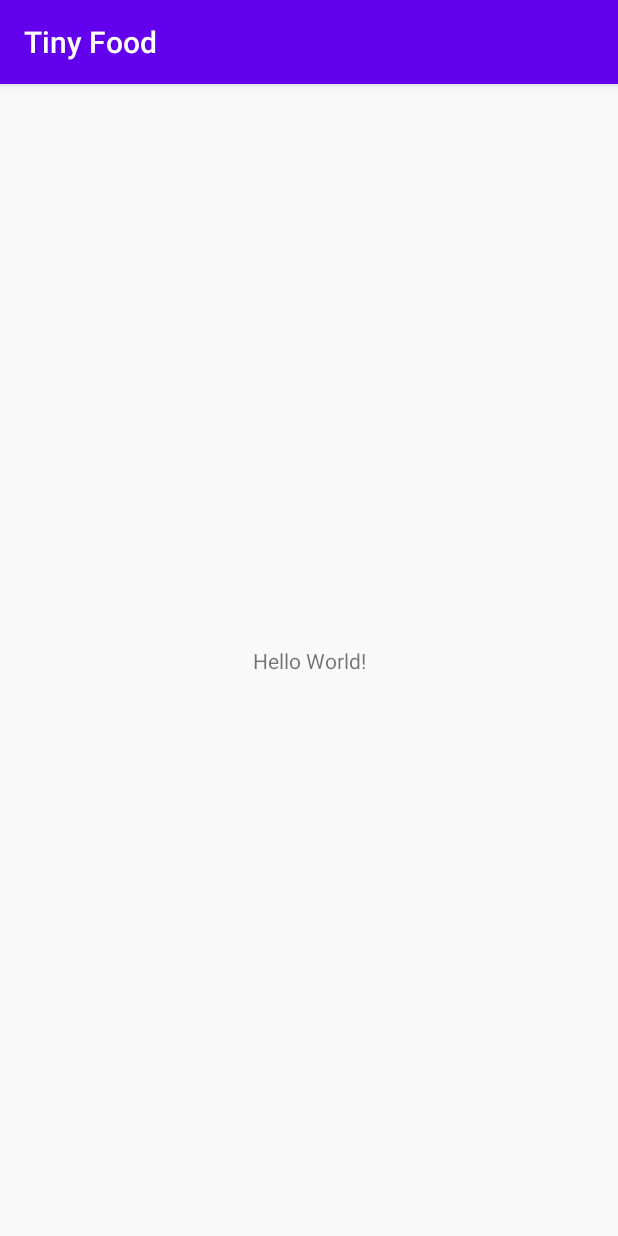
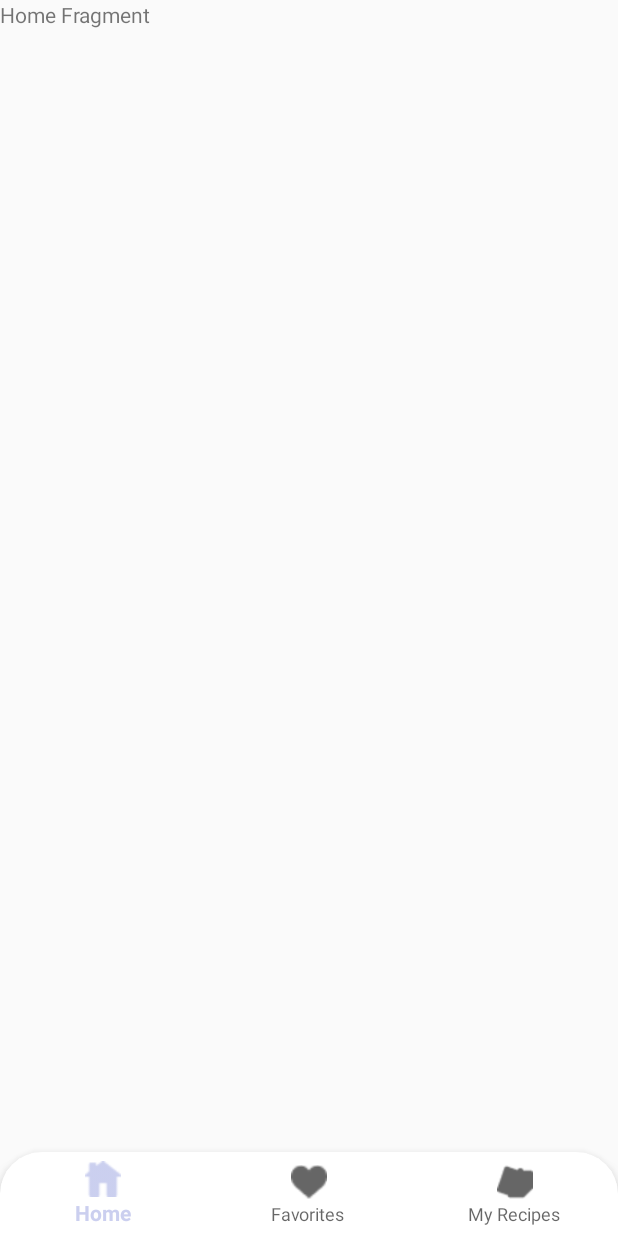
Before and after one commit to ITC-2020/Resep-Makanan, an Android app: the screen it shows after launch (MainActivity), on a phone screen of 412 x 824 dp. Run offline under Robolectric (Android 15) with nearby library versions, the phone set to English and light mode, and no system bars.

Commit message:
Fragment

```diff
--- a/app/build.gradle
+++ b/app/build.gradle
@@ -25,8 +25,10 @@ dependencies {
     implementation fileTree(dir: "libs", include: ["*.jar"])
     implementation 'androidx.appcompat:appcompat:1.2.0'
     implementation 'androidx.constraintlayout:constraintlayout:2.0.1'
+    implementation 'androidx.legacy:legacy-support-v4:1.0.0'
     testImplementation 'junit:junit:4.12'
     androidTestImplementation 'androidx.test.ext:junit:1.1.2'
     androidTestImplementation 'androidx.test.espresso:espresso-core:3.3.0'
+    implementation 'com.google.android.material:material:1.0.0'
 
 }
--- a/app/src/main/AndroidManifest.xml
+++ b/app/src/main/AndroidManifest.xml
@@ -9,7 +9,9 @@
         android:roundIcon="@mipmap/ic_launcher_round"
         android:supportsRtl="true"
         android:theme="@style/AppTheme">
-        <activity android:name=".MainActivity">
+        <activity
+            android:name=".MainActivity"
+            android:theme="@style/AppTheme.NoActionBar">
             <intent-filter>
                 <action android:name="android.intent.action.MAIN" />
 
--- /dev/null
+++ b/app/src/main/java/com/project/tinyfood/HomeFragment.java
@@ -0,0 +1,33 @@
+package com.project.tinyfood;
+
+import android.os.Bundle;
+
+import androidx.fragment.app.Fragment;
+
+import android.view.LayoutInflater;
+import android.view.View;
+import android.view.ViewGroup;
+
+/**
+ * A simple {@link Fragment} subclass.
+ * Use the {@link HomeFragment#newInstance} factory method to
+ * create an instance of this fragment.
+ */
+public class HomeFragment extends Fragment {
+
+    public HomeFragment() {
+        // Required empty public constructor
+    }
+
+    @Override
+    public void onCreate(Bundle savedInstanceState) {
+        super.onCreate(savedInstanceState);
+    }
+
+    @Override
+    public View onCreateView(LayoutInflater inflater, ViewGroup container,
+                             Bundle savedInstanceState) {
+        // Inflate the layout for this fragment
+        return inflater.inflate(R.layout.fragment_home, container, false);
+    }
+}
--- a/app/src/main/java/com/project/tinyfood/MainActivity.java
+++ b/app/src/main/java/com/project/tinyfood/MainActivity.java
@@ -1,14 +1,52 @@
 package com.project.tinyfood;
 
+import androidx.annotation.NonNull;
 import androidx.appcompat.app.AppCompatActivity;
+import androidx.fragment.app.Fragment;
 
 import android.os.Bundle;
+import android.view.MenuItem;
 
-public class MainActivity extends AppCompatActivity {
+import com.google.android.material.bottomnavigation.BottomNavigationView;
+
+public class MainActivity extends AppCompatActivity implements BottomNavigationView.OnNavigationItemSelectedListener {
+    BottomNavigationView bottomNavigationView;
 
     @Override
     protected void onCreate(Bundle savedInstanceState) {
         super.onCreate(savedInstanceState);
         setContentView(R.layout.activity_main);
+
+        bottomNavigationView = findViewById(R.id.btm_nav);
+        bottomNavigationView.setOnNavigationItemSelectedListener(this);
+        loadFragment(new HomeFragment());
+    }
+
+    @Override
+    public boolean onNavigationItemSelected(@NonNull MenuItem menuItem) {
+        switch (menuItem.getItemId()){
+            case R.id.menu_home:
+                loadFragment(new HomeFragment());
+                break;
+
+            case R.id.menu_favorite:
+                loadFragment(new FavoritesFragment());
+                break;
+
+            case R.id.menu_recipes:
+                loadFragment(new RecipesFragment());
+                break;
+        }
+        return true;
+    }
+
+    private void loadFragment(Fragment selected){
+        if(selected != null){
+            getSupportFragmentManager()
+                    .beginTransaction()
+                    .replace(R.id.frame,selected)
+                    .show(selected)
+                    .commit();
+        }
     }
 }
--- /dev/null
+++ b/app/src/main/res/drawable/rounded.xml
@@ -0,0 +1,7 @@
+<?xml version="1.0" encoding="utf-8"?>
+<shape xmlns:android="http://schemas.android.com/apk/res/android">
+    <solid android:color="#FFFFFF"/>
+    <corners
+        android:topRightRadius="28dp"
+        android:topLeftRadius="28dp"/>
+</shape>
--- a/app/src/main/res/layout/activity_main.xml
+++ b/app/src/main/res/layout/activity_main.xml
@@ -1,18 +1,23 @@
 <?xml version="1.0" encoding="utf-8"?>
-<androidx.constraintlayout.widget.ConstraintLayout xmlns:android="http://schemas.android.com/apk/res/android"
+<LinearLayout xmlns:android="http://schemas.android.com/apk/res/android"
     xmlns:app="http://schemas.android.com/apk/res-auto"
     xmlns:tools="http://schemas.android.com/tools"
     android:layout_width="match_parent"
     android:layout_height="match_parent"
+    android:orientation="vertical"
     tools:context=".MainActivity">
 
-    <TextView
-        android:layout_width="wrap_content"
+    <FrameLayout
+        android:id="@+id/frame"
+        android:layout_width="match_parent"
+        android:layout_height="match_parent"
+        android:layout_weight="1"/>
+
+    <com.google.android.material.bottomnavigation.BottomNavigationView
+        android:background="@drawable/rounded"
+        android:id="@+id/btm_nav"
+        android:layout_width="match_parent"
         android:layout_height="wrap_content"
-        android:text="Hello World!"
-        app:layout_constraintBottom_toBottomOf="parent"
-        app:layout_constraintLeft_toLeftOf="parent"
-        app:layout_constraintRight_toRightOf="parent"
-        app:layout_constraintTop_toTopOf="parent" />
+        app:menu="@menu/menu_nav"/>
 
-</androidx.constraintlayout.widget.ConstraintLayout>
+</LinearLayout>
--- /dev/null
+++ b/app/src/main/res/layout/fragment_home.xml
@@ -0,0 +1,14 @@
+<?xml version="1.0" encoding="utf-8"?>
+<FrameLayout xmlns:android="http://schemas.android.com/apk/res/android"
+    xmlns:tools="http://schemas.android.com/tools"
+    android:layout_width="match_parent"
+    android:layout_height="match_parent"
+    tools:context=".HomeFragment">
+
+    <!-- TODO: Update blank fragment layout -->
+    <TextView
+        android:layout_width="match_parent"
+        android:layout_height="match_parent"
+        android:text="Home Fragment" />
+
+</FrameLayout>
--- /dev/null
+++ b/app/src/main/res/menu/menu_nav.xml
@@ -0,0 +1,17 @@
+<?xml version="1.0" encoding="utf-8"?>
+<menu xmlns:android="http://schemas.android.com/apk/res/android">
+    <item
+        android:id="@+id/menu_home"
+        android:icon="@drawable/real_estate"
+        android:title="Home" />
+
+    <item
+        android:id="@+id/menu_favorite"
+        android:icon="@drawable/heart"
+        android:title="Favorites" />
+
+    <item
+        android:id="@+id/menu_recipes"
+        android:icon="@drawable/paper"
+        android:title="My Recipes" />
+</menu>
--- a/app/src/main/res/values/colors.xml
+++ b/app/src/main/res/values/colors.xml
@@ -1,6 +1,6 @@
 <?xml version="1.0" encoding="utf-8"?>
 <resources>
-    <color name="colorPrimary">#6200EE</color>
-    <color name="colorPrimaryDark">#3700B3</color>
-    <color name="colorAccent">#03DAC5</color>
+    <color name="colorPrimary">#C4BBC1EA</color>
+    <color name="colorPrimaryDark">#9299C8</color>
+    <color name="colorAccent">#FD9D9B</color>
 </resources>
--- a/app/src/main/res/values/strings.xml
+++ b/app/src/main/res/values/strings.xml
@@ -1,3 +1,5 @@
 <resources>
     <string name="app_name">Tiny Food</string>
+    <!-- TODO: Remove or change this placeholder text -->
+    <string name="hello_blank_fragment">Hello blank fragment</string>
 </resources>
--- a/app/src/main/res/values/styles.xml
+++ b/app/src/main/res/values/styles.xml
@@ -7,4 +7,9 @@
         <item name="colorAccent">@color/colorAccent</item>
     </style>
 
+    <style name="AppTheme.NoActionBar">
+        <item name="windowActionBar">false</item>
+        <item name="windowNoTitle">true</item>
+    </style>
+
 </resources>
```
Also changed, not shown: app/src/main/java/com/project/tinyfood/FavoritesFragment.java (added, +35 -0 lines), app/src/main/java/com/project/tinyfood/RecipesFragment.java (added, +34 -0 lines), app/src/main/res/layout/fragment_favorites.xml (added, +14 -0 lines), app/src/main/res/layout/fragment_recipes.xml (added, +14 -0 lines), app/src/main/res/drawable/heart.png (added), app/src/main/res/drawable/paper.png (added), app/src/main/res/drawable/real_estate.png (added).
